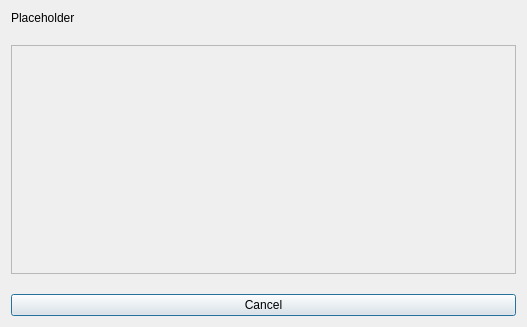
Before: the Qt Designer form source/modorganizer/src/selectiondialog.ui in ArialSenki/MO2-Revamped, drawn with Qt 5.
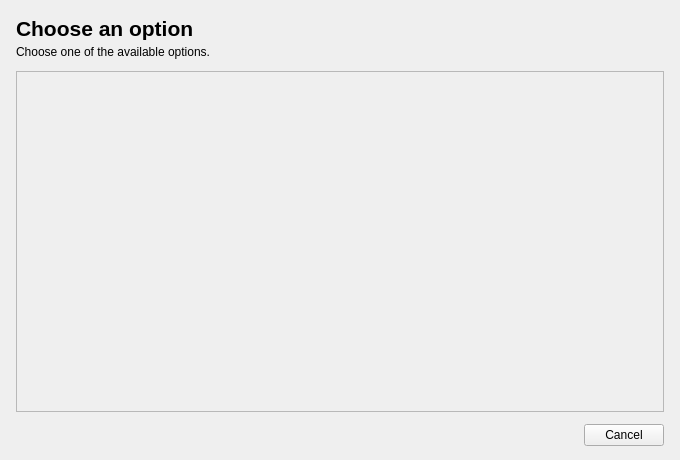
After: the same form once the commit is applied.

The edit to the form file:
```diff
--- a/source/modorganizer/src/selectiondialog.ui
+++ b/source/modorganizer/src/selectiondialog.ui
@@ -2,52 +2,35 @@
 <ui version="4.0">
  <class>SelectionDialog</class>
  <widget class="QDialog" name="SelectionDialog">
-  <property name="geometry">
-   <rect>
-    <x>0</x>
-    <y>0</y>
-    <width>527</width>
-    <height>327</height>
-   </rect>
-  </property>
-  <property name="windowTitle">
-   <string>Select</string>
-  </property>
+  <property name="geometry"><rect><x>0</x><y>0</y><width>680</width><height>460</height></rect></property>
+  <property name="minimumSize"><size><width>520</width><height>360</height></size></property>
+  <property name="windowTitle"><string>Choose an option</string></property>
   <layout class="QVBoxLayout" name="verticalLayout">
-   <property name="spacing">
-    <number>20</number>
-   </property>
+   <property name="spacing"><number>12</number></property>
+   <property name="leftMargin"><number>16</number></property><property name="topMargin"><number>16</number></property>
+   <property name="rightMargin"><number>16</number></property><property name="bottomMargin"><number>14</number></property>
    <item>
-    <widget class="QLabel" name="descriptionLabel">
-     <property name="text">
-      <string>Placeholder</string>
-     </property>
-     <property name="wordWrap">
-      <bool>true</bool>
-     </property>
+    <widget class="QWidget" name="headerPanel" native="true">
+     <layout class="QVBoxLayout" name="headerLayout">
+      <property name="spacing"><number>4</number></property>
+      <property name="leftMargin"><number>0</number></property><property name="topMargin"><number>0</number></property>
+      <property name="rightMargin"><number>0</number></property><property name="bottomMargin"><number>0</number></property>
+      <item><widget class="QLabel" name="titleLabel"><property name="font"><font><pointsize>16</pointsize><weight>600</weight><bold>true</bold></font></property><property name="text"><string>Choose an option</string></property></widget></item>
+      <item><widget class="QLabel" name="descriptionLabel"><property name="text"><string>Choose one of the available options.</string></property><property name="wordWrap"><bool>true</bool></property></widget></item>
+     </layout>
     </widget>
    </item>
    <item>
     <widget class="QScrollArea" name="scrollArea">
-     <property name="horizontalScrollBarPolicy">
-      <enum>Qt::ScrollBarAlwaysOff</enum>
-     </property>
-     <property name="widgetResizable">
-      <bool>true</bool>
-     </property>
+     <property name="minimumSize"><size><width>0</width><height>220</height></size></property>
+     <property name="horizontalScrollBarPolicy"><enum>Qt::ScrollBarAlwaysOff</enum></property>
+     <property name="widgetResizable"><bool>true</bool></property>
      <widget class="QWidget" name="scrollAreaWidgetContents">
-      <property name="geometry">
-       <rect>
-        <x>0</x>
-        <y>0</y>
-        <width>503</width>
-        <height>219</height>
-       </rect>
-      </property>
+      <property name="geometry"><rect><x>0</x><y>0</y><width>640</width><height>300</height></rect></property>
       <layout class="QVBoxLayout" name="verticalLayout_2">
-       <property name="margin">
-        <number>0</number>
-       </property>
+       <property name="spacing"><number>8</number></property>
+       <property name="leftMargin"><number>4</number></property><property name="topMargin"><number>4</number></property>
+       <property name="rightMargin"><number>4</number></property><property name="bottomMargin"><number>4</number></property>
        <item>
         <widget class="QDialogButtonBox" name="buttonBox">
          <property name="sizePolicy">
@@ -72,11 +55,10 @@
     </widget>
    </item>
    <item>
-    <widget class="QPushButton" name="cancelButton">
-     <property name="text">
-      <string>Cancel</string>
-     </property>
-    </widget>
+    <layout class="QHBoxLayout" name="footerLayout">
+     <item><spacer name="footerSpacer"><property name="orientation"><enum>Qt::Horizontal</enum></property><property name="sizeHint" stdset="0"><size><width>40</width><height>20</height></size></property></spacer></item>
+     <item><widget class="QPushButton" name="cancelButton"><property name="text"><string>Cancel</string></property><property name="autoDefault"><bool>false</bool></property></widget></item>
+    </layout>
    </item>
   </layout>
  </widget>
```
Left out of the diff: 19 changed lines with no effect on the pictures.
